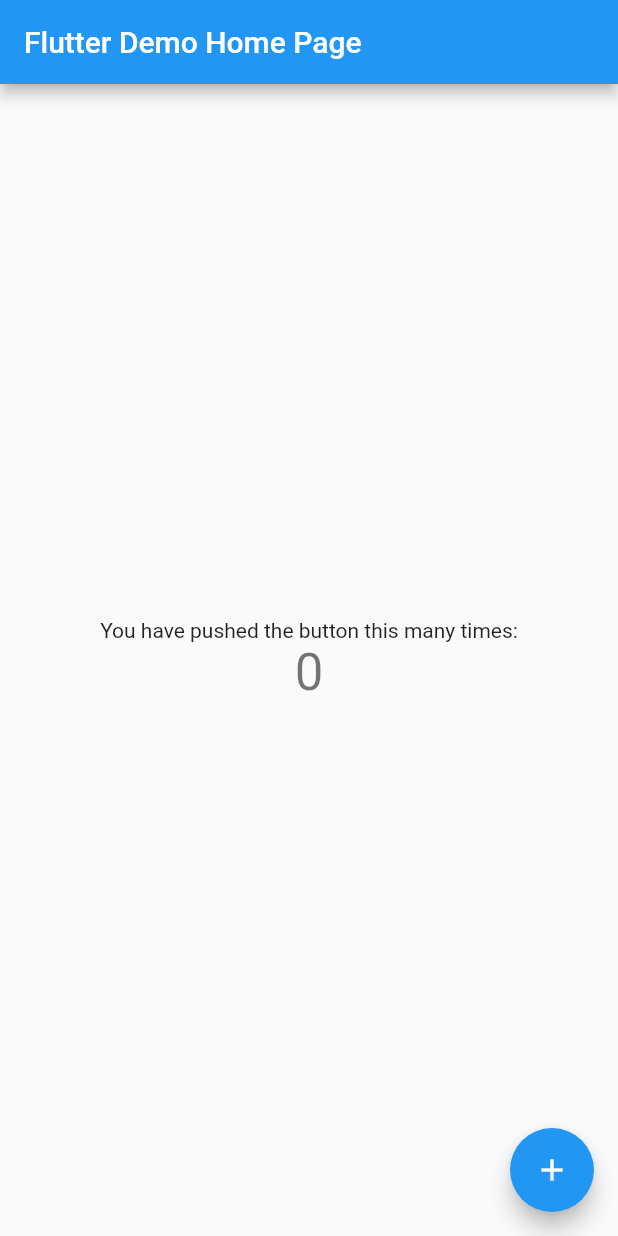
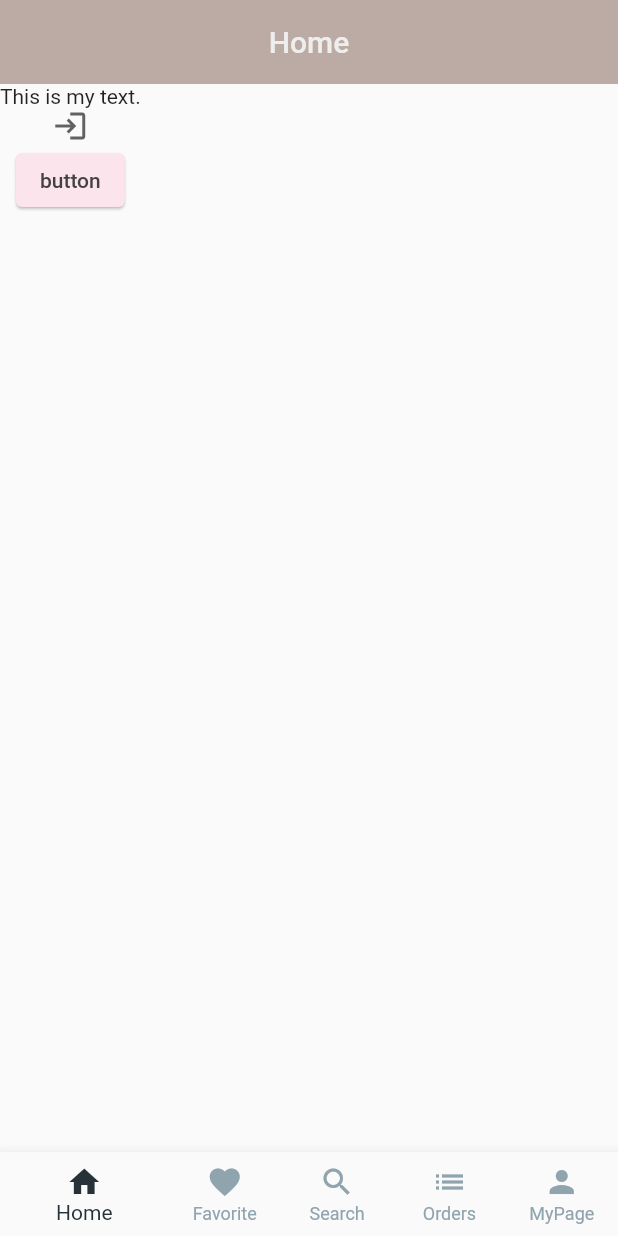
Before and after one commit to pincoin/flutter_ransabai, a Flutter app: the screen it shows after launch, on a phone screen of 412 x 824 dp. Run offline on Flutter 3.47's test engine with Material 2 defaults, Android fonts, the phone set to English and light mode, and no system bars.

Commit message:
custom theme

```diff
--- /dev/null
+++ b/lib/common/constants.dart
@@ -0,0 +1,7 @@
+const appName = 'Ran Sabai';
+
+const gap_xs = 1;
+const gap_s = 2;
+const gap_m = 4;
+const gap_l = 8;
+const gap_xl = 10;
--- /dev/null
+++ b/lib/common/theme_data.dart
@@ -0,0 +1,39 @@
+import 'package:flutter/material.dart';
+
+class AppTheme {
+  AppTheme._();
+
+  static final Color _iconColor = Colors.grey.shade700;
+  static final Color _lightPrimaryColor = Colors.brown.shade300;
+  static final Color _lightOnPrimaryColor = Colors.brown.shade200;
+  static final Color _lightSecondaryColor = Colors.teal.shade700;
+  static final Color _lightErrorColor = Colors.pink.shade700;
+
+  static final ThemeData lightTheme = ThemeData(
+    colorScheme: ColorScheme.light(
+      primary: _lightPrimaryColor,
+      onPrimary: _lightOnPrimaryColor,
+      secondary: _lightSecondaryColor,
+      error: _lightErrorColor,
+    ),
+    appBarTheme: AppBarTheme(
+      foregroundColor: Colors.grey.shade200,
+      backgroundColor: _lightOnPrimaryColor,
+      elevation: 0,
+    ),
+    bottomNavigationBarTheme: BottomNavigationBarThemeData(
+      selectedItemColor: Colors.blueGrey.shade900,
+      unselectedItemColor: Colors.blueGrey.shade300,
+    ),
+    iconTheme: IconThemeData(
+      color: _iconColor,
+    ),
+    elevatedButtonTheme: ElevatedButtonThemeData(
+      style: ElevatedButton.styleFrom(
+        primary: Colors.pink.shade50,
+        onPrimary: Colors.grey.shade800,
+        elevation: 0.8,
+      ),
+    ),
+  );
+}
--- a/lib/main.dart
+++ b/lib/main.dart
@@ -1,115 +1,21 @@
 import 'package:flutter/material.dart';
 
-void main() {
-  runApp(const MyApp());
-}
+import './screens/root_screen.dart';
+import '../common/constants.dart';
+import '../common/theme_data.dart';
+
+void main() => runApp(const MyApp());
 
 class MyApp extends StatelessWidget {
   const MyApp({Key? key}) : super(key: key);
 
-  // This widget is the root of your application.
   @override
   Widget build(BuildContext context) {
     return MaterialApp(
-      title: 'Flutter Demo',
-      theme: ThemeData(
-        // This is the theme of your application.
-        //
-        // Try running your application with "flutter run". You'll see the
-        // application has a blue toolbar. Then, without quitting the app, try
-        // changing the primarySwatch below to Colors.green and then invoke
-        // "hot reload" (press "r" in the console where you ran "flutter run",
-        // or simply save your changes to "hot reload" in a Flutter IDE).
-        // Notice that the counter didn't reset back to zero; the application
-        // is not restarted.
-        primarySwatch: Colors.blue,
-      ),
-      home: const MyHomePage(title: 'Flutter Demo Home Page'),
+      debugShowCheckedModeBanner: false,
+      title: appName,
+      theme: AppTheme.lightTheme,
+      home: const RootScreen(),
     );
   }
 }
-
-class MyHomePage extends StatefulWidget {
-  const MyHomePage({Key? key, required this.title}) : super(key: key);
-
-  // This widget is the home page of your application. It is stateful, meaning
-  // that it has a State object (defined below) that contains fields that affect
-  // how it looks.
-
-  // This class is the configuration for the state. It holds the values (in this
-  // case the title) provided by the parent (in this case the App widget) and
-  // used by the build method of the State. Fields in a Widget subclass are
-  // always marked "final".
-
-  final String title;
-
-  @override
-  State<MyHomePage> createState() => _MyHomePageState();
-}
-
-class _MyHomePageState extends State<MyHomePage> {
-  int _counter = 0;
-
-  void _incrementCounter() {
-    setState(() {
-      // This call to setState tells the Flutter framework that something has
-      // changed in this State, which causes it to rerun the build method below
-      // so that the display can reflect the updated values. If we changed
-      // _counter without calling setState(), then the build method would not be
-      // called again, and so nothing would appear to happen.
-      _counter++;
-    });
-  }
-
-  @override
-  Widget build(BuildContext context) {
-    // This method is rerun every time setState is called, for instance as done
-    // by the _incrementCounter method above.
-    //
-    // The Flutter framework has been optimized to make rerunning build methods
-    // fast, so that you can just rebuild anything that needs updating rather
-    // than having to individually change instances of widgets.
-    return Scaffold(
-      appBar: AppBar(
-        // Here we take the value from the MyHomePage object that was created by
-        // the App.build method, and use it to set our appbar title.
-        title: Text(widget.title),
-      ),
-      body: Center(
-        // Center is a layout widget. It takes a single child and positions it
-        // in the middle of the parent.
-        child: Column(
-          // Column is also a layout widget. It takes a list of children and
-          // arranges them vertically. By default, it sizes itself to fit its
-          // children horizontally, and tries to be as tall as its parent.
-          //
-          // Invoke "debug painting" (press "p" in the console, choose the
-          // "Toggle Debug Paint" action from the Flutter Inspector in Android
-          // Studio, or the "Toggle Debug Paint" command in Visual Studio Code)
-          // to see the wireframe for each widget.
-          //
-          // Column has various properties to control how it sizes itself and
-          // how it positions its children. Here we use mainAxisAlignment to
-          // center the children vertically; the main axis here is the vertical
-          // axis because Columns are vertical (the cross axis would be
-          // horizontal).
-          mainAxisAlignment: MainAxisAlignment.center,
-          children: <Widget>[
-            const Text(
-              'You have pushed the button this many times:',
-            ),
-            Text(
-              '$_counter',
-              style: Theme.of(context).textTheme.headline4,
-            ),
-          ],
-        ),
-      ),
-      floatingActionButton: FloatingActionButton(
-        onPressed: _incrementCounter,
-        tooltip: 'Increment',
-        child: const Icon(Icons.add),
-      ), // This trailing comma makes auto-formatting nicer for build methods.
-    );
-  }
-}
--- /dev/null
+++ b/lib/screens/home_screen.dart
@@ -0,0 +1,83 @@
+import 'package:flutter/material.dart';
+
+class HomeScreen extends StatefulWidget {
+  const HomeScreen({Key? key}) : super(key: key);
+
+  @override
+  State<HomeScreen> createState() => _HomeScreenState();
+}
+
+class _HomeScreenState extends State<HomeScreen> {
+  int currentIndex = 0;
+
+  final _appBars = [
+    AppBar(
+      title: const Text('Home'),
+      centerTitle: true,
+    ),
+    AppBar(
+      title: const Text('Favorite'),
+      centerTitle: true,
+    ),
+    AppBar(
+      title: const Text('Search'),
+      centerTitle: true,
+    ),
+    AppBar(
+      title: const Text('Orders'),
+      centerTitle: true,
+    ),
+    AppBar(
+      title: const Text('My Page'),
+      centerTitle: true,
+    ),
+  ];
+
+  @override
+  Widget build(BuildContext context) {
+    return Scaffold(
+      appBar: _appBars[currentIndex],
+      body: Column(
+        children: [
+          Text('This is my text.'),
+          Icon(Icons.login),
+          ElevatedButton(
+            onPressed: () {},
+            child: Text('button'),
+          ),
+        ],
+      ),
+      bottomNavigationBar: BottomNavigationBar(
+        showUnselectedLabels: true,
+        currentIndex: currentIndex,
+        items: const [
+          BottomNavigationBarItem(
+            icon: Icon(Icons.home),
+            label: 'Home',
+          ),
+          BottomNavigationBarItem(
+            icon: Icon(Icons.favorite),
+            label: 'Favorite',
+          ),
+          BottomNavigationBarItem(
+            icon: Icon(Icons.search),
+            label: 'Search',
+          ),
+          BottomNavigationBarItem(
+            icon: Icon(Icons.list),
+            label: 'Orders',
+          ),
+          BottomNavigationBarItem(
+            icon: Icon(Icons.person),
+            label: 'MyPage',
+          ),
+        ],
+        onTap: (index) {
+          setState(() {
+            currentIndex = index;
+          });
+        },
+      ),
+    );
+  }
+}
--- /dev/null
+++ b/lib/screens/root_screen.dart
@@ -0,0 +1,12 @@
+import 'package:flutter/material.dart';
+
+import './home_screen.dart';
+
+class RootScreen extends StatelessWidget {
+  const RootScreen({Key? key}) : super(key: key);
+
+  @override
+  Widget build(BuildContext context) {
+    return HomeScreen();
+  }
+}
```
Also changed, not shown: lib/screens/login_screen.dart (added), lib/screens/splash_screen.dart (added).
